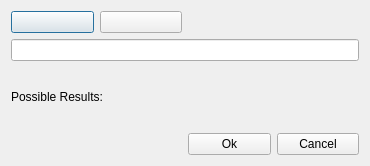
First picture: the form in Form/Gen4/Tools/SearchCoinFlips.ui, repository Admiral-Fish/PokeFinder, before the edit.
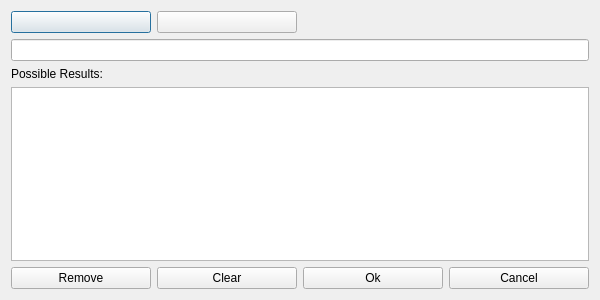
Second picture: the form after the edit. Icons and pictures are not drawn.

Commit message: expand search calls/flips windows in gen 4 seed to time + fix error with column header names

Diff of the .ui file:
```diff
--- a/Form/Gen4/Tools/SearchCoinFlips.ui
+++ b/Form/Gen4/Tools/SearchCoinFlips.ui
@@ -6,8 +6,8 @@
    <rect>
     <x>0</x>
     <y>0</y>
-    <width>370</width>
-    <height>166</height>
+    <width>600</width>
+    <height>300</height>
    </rect>
   </property>
   <property name="windowTitle">
@@ -52,14 +52,41 @@
      </property>
     </widget>
    </item>
-   <item row="3" column="2">
+   <item row="3" column="0" colspan="4">
+    <widget class="QTableView" name="tableViewPreview">
+     <property name="minimumSize">
+      <size>
+       <width>0</width>
+       <height>130</height>
+      </size>
+     </property>
+     <property name="selectionBehavior">
+      <enum>QAbstractItemView::SelectRows</enum>
+     </property>
+    </widget>
+   </item>
+   <item row="4" column="0">
+    <widget class="QPushButton" name="pushButtonRemove">
+     <property name="text">
+      <string>Remove</string>
+     </property>
+    </widget>
+   </item>
+   <item row="4" column="1">
+    <widget class="QPushButton" name="pushButtonClear">
+     <property name="text">
+      <string>Clear</string>
+     </property>
+    </widget>
+   </item>
+   <item row="4" column="2">
     <widget class="QPushButton" name="pushButtonOkay">
      <property name="text">
       <string>Ok</string>
      </property>
     </widget>
    </item>
-   <item row="3" column="3">
+   <item row="4" column="3">
     <widget class="QPushButton" name="pushButtonCancel">
      <property name="text">
       <string>Cancel</string>
```
The commit also changes 14 other files.
